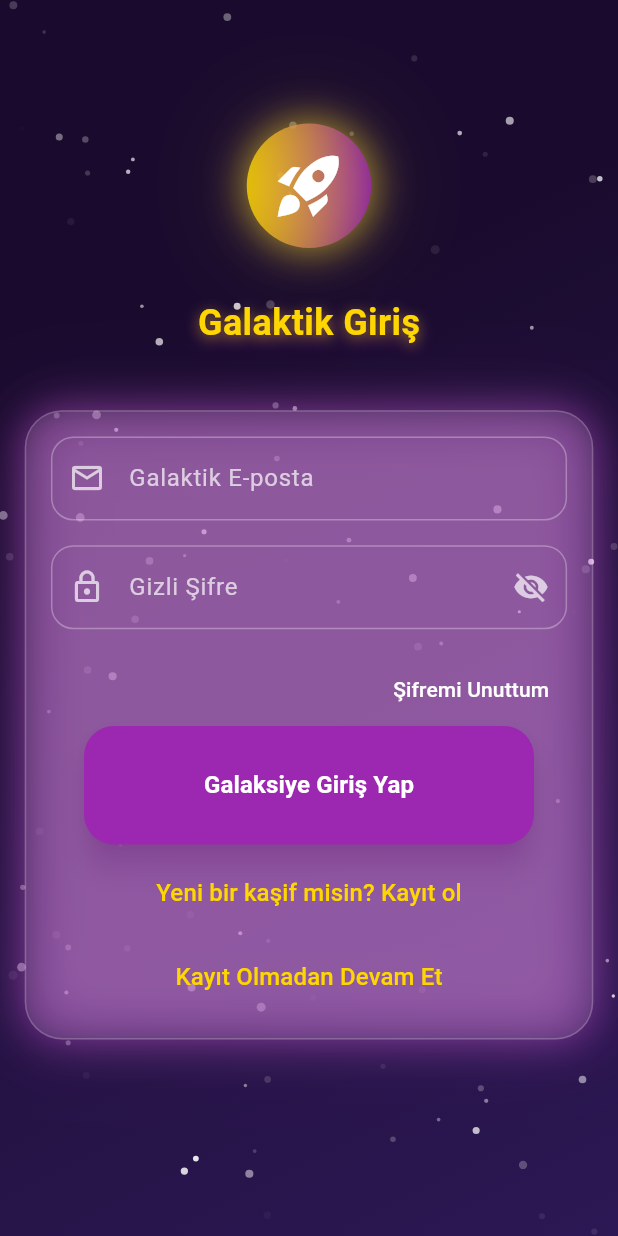
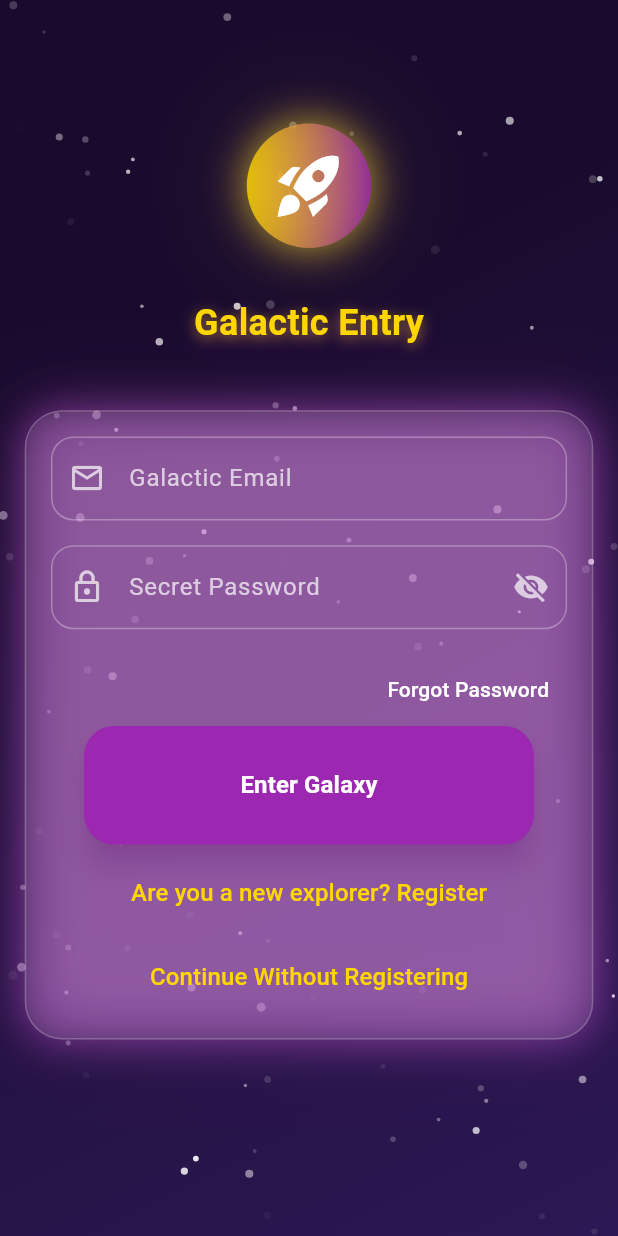
Before and after one commit to ibrahimysr/Story-Tale-Creator, a Flutter app: the screen it shows after launch, on a phone screen of 412 x 824 dp. Run offline on Flutter 3.47's test engine with Material 3 defaults, Android fonts, the phone set to English and light mode, and no system bars; our stand-ins replace animated_bottom_navigation_bar, cloud_firestore, device_info_plus, firebase_auth, firebase_core, in_app_purchase and 6 more; accounts and stored records are empty; generated files the repository leaves out were written again.

Commit message:
giriş ve kayıt ol sayfalarına dil desteği eklendi

```diff
--- a/lib/l10n/app_en.arb
+++ b/lib/l10n/app_en.arb
@@ -33,10 +33,29 @@
   "deleteAccountConfirmation": "Are you sure you want to delete your account?",
   "deleteAccountWarning": "Your email address and created content will be permanently deleted. Do you want to continue?",
   "yes": "Yes",
-  "close": "Close" ,
-  "authRequiredMessage": "Please log in or sign up to view your profile.",
-  "login": "Login",
+  "close": "Close",
   "spaceJourney": "Space Journey",
-  "stories": "Stories",
-  "totalLikes": "Total Likes"
+  "galacticEmail": "Galactic Email",
+  "enterEmail": "Please enter your email address",
+  "invalidEmail": "Please enter a valid email address",
+  "secretPassword": "Secret Password",
+  "enterPassword": "Please enter your password",
+  "passwordMinLength": "Password must be at least 6 characters",
+  "forgotPassword": "Forgot Password",
+  "enterGalaxy": "Enter Galaxy",
+  "loginTitle":"Galactic Entry",
+  "newExplorerRegister": "Are you a new explorer? Register",
+  "continueWithoutRegister": "Continue Without Registering",
+  "selectAvatar": "Select Avatar",
+  "explorerName": "Explorer Name",
+  "enterExplorerName": "Please enter an explorer name",
+  "galacticEmail": "Galactic Email",
+  "enterEmail": "Please enter your email address",
+  "invalidEmail": "Please enter a valid email address",
+  "secretPassword": "Secret Password",
+  "enterPassword": "Please enter your password",
+  "passwordMinLength": "Password must be at least 6 characters",
+  "joinAdventure": "Join Adventure",
+  "alreadyExplorerLogin": "Already an explorer? Log in",
+  "registerTitle": "Join Space Adventure"
 }
--- a/lib/views/auth/login_view.dart
+++ b/lib/views/auth/login_view.dart
@@ -1,5 +1,6 @@
 import 'package:flutter/material.dart';
 import 'package:masal/core/extension/context_extension.dart';
+import 'package:masal/core/extension/locazition_extension.dart';
 import 'package:masal/widgets/auth/header.dart';
 import 'package:masal/widgets/auth/login_form.dart';
 import 'package:provider/provider.dart';
@@ -71,7 +72,7 @@ class _LoginViewState extends State<LoginView>
                     child: Column(
                       children: [
                         SizedBox(height: context.getDynamicHeight(8)),
-                        buildHeader(context,Icons.rocket_launch, 'Galaktik Giriş'),
+                        buildHeader(context,Icons.rocket_launch, context.localizations.loginTitle),
                         SizedBox(height: context.getDynamicHeight(5)),
                         FadeTransition(
                           opacity: _fadeAnimation,
--- a/lib/views/auth/register_view.dart
+++ b/lib/views/auth/register_view.dart
@@ -1,5 +1,6 @@
 import 'package:flutter/material.dart';
 import 'package:masal/core/extension/context_extension.dart';
+import 'package:masal/core/extension/locazition_extension.dart';
 import 'package:masal/core/theme/space_theme.dart';
 import 'package:masal/core/theme/widgets/starry_background.dart';
 import 'package:masal/viewmodels/register_viewmodel.dart';
@@ -81,7 +82,7 @@ class _RegisterViewState extends State<RegisterView>
                     child: Column(
                       children: [
                         SizedBox(height: context.getDynamicHeight(5)),
-                        buildHeader(context, Icons.auto_awesome, 'Uzay Macerasına Katıl'),
+                        buildHeader(context, Icons.auto_awesome, context.localizations.registerTitle),
                         SizedBox(height: context.getDynamicHeight(5)),
                         FadeTransition(
                           opacity: _fadeAnimation,
--- a/lib/widgets/auth/login_form.dart
+++ b/lib/widgets/auth/login_form.dart
@@ -1,5 +1,6 @@
 import 'package:flutter/material.dart';
 import 'package:masal/core/extension/context_extension.dart';
+import 'package:masal/core/extension/locazition_extension.dart';
 import 'package:masal/core/theme/space_theme.dart';
 import 'package:masal/viewmodels/login_viewmodel.dart';
 import 'package:masal/views/auth/reset_password_view.dart';
@@ -32,17 +33,17 @@ Widget buildLoginForm(TextEditingController emailController,
               children: [
                 SpaceTextField(
                   controller: emailController,
-                    label: 'Galaktik E-posta',
+                  label: context.localizations.galacticEmail,
                   icon: Icons.email_outlined,
                   onChanged: viewModel.setEmail,
                   keyboardType: TextInputType.emailAddress,
                   textInputAction: TextInputAction.next,
                   validator: (value) {
                     if (value == null || value.isEmpty) {
-                        return 'Lütfen e-posta adresinizi girin';
+                      return context.localizations.enterEmail;
                     }
                     if (!value.contains('@')) {
-                        return 'Geçerli bir e-posta adresi girin';
+                      return context.localizations.invalidEmail;
                     }
                     return null;
                   },
@@ -50,7 +51,7 @@ Widget buildLoginForm(TextEditingController emailController,
                 SizedBox(height: context.getDynamicHeight(2)),
                 SpaceTextField(
                   controller: passwordController,
-                    label: 'Gizli Şifre',
+                  label: context.localizations.secretPassword,
                   icon: Icons.lock_outline,
                   isPassword: true,
                   onChanged: viewModel.setPassword,
@@ -63,10 +64,10 @@ Widget buildLoginForm(TextEditingController emailController,
                   },
                   validator: (value) {
                     if (value == null || value.isEmpty) {
-                        return 'Lütfen şifrenizi girin';
+                      return context.localizations.enterPassword;
                     }
                     if (value.length < 6) {
-                        return 'Şifre en az 6 karakter olmalıdır';
+                      return context.localizations.passwordMinLength;
                     }
                     return null;
                   },
@@ -75,14 +76,18 @@ Widget buildLoginForm(TextEditingController emailController,
                 Row(
                   mainAxisAlignment: MainAxisAlignment.end,
                   children: [
-
                     TextButton(
                       onPressed: () {
-                          Navigator.push(context, MaterialPageRoute(builder: (context) => PasswordResetScreen(),));
+                        Navigator.push(
+                          context,
+                          MaterialPageRoute(
+                            builder: (context) => PasswordResetScreen(),
+                          ),
+                        );
                       },
                       child: Text(
-                          'Şifremi Unuttum',
-                          style: TextStyle(
+                        context.localizations.forgotPassword,
+                        style: const TextStyle(
                           color: Colors.white,
                           fontSize: 14,
                           fontWeight: FontWeight.w500,
@@ -91,7 +96,7 @@ Widget buildLoginForm(TextEditingController emailController,
                     ),
                   ],
                 ),
-                  _buildLoginButton(viewModel,formKey,context),
+                _buildLoginButton(viewModel, formKey, context),
                 SizedBox(height: context.getDynamicHeight(1)),
                 buildRegisterButton(context),
                 SizedBox(height: context.getDynamicHeight(1)),
@@ -100,13 +105,15 @@ Widget buildLoginForm(TextEditingController emailController,
                   Padding(
                     padding: context.paddingNormalVertical,
                     child: Container(
-                        padding:  EdgeInsets.symmetric(
-                            horizontal: context.normalValue, vertical: context.lowValue),
+                      padding: EdgeInsets.symmetric(
+                        horizontal: context.normalValue,
+                        vertical: context.lowValue,
+                      ),
                       decoration: BoxDecoration(
                         color: Colors.red.withValues(alpha: 0.1),
                         borderRadius: BorderRadius.circular(12),
                         border: Border.all(
-                            color: Colors.red.withValues(alpha:  0.3),
+                          color: Colors.red.withValues(alpha: 0.3),
                           width: 1,
                         ),
                       ),
@@ -137,7 +144,7 @@ Widget buildLoginForm(TextEditingController emailController,
                             onPressed: () => viewModel.clearError(),
                             padding: EdgeInsets.zero,
                             constraints: const BoxConstraints(),
-                            )
+                          ),
                         ],
                       ),
                     ),
@@ -151,7 +158,8 @@ Widget buildLoginForm(TextEditingController emailController,
   );
 }
 
-  Widget _buildLoginButton(LoginViewModel viewModel,GlobalKey<FormState> formKey,BuildContext context) {
+Widget _buildLoginButton(
+    LoginViewModel viewModel, GlobalKey<FormState> formKey, BuildContext context) {
   return Container(
     constraints: const BoxConstraints(maxWidth: 300),
     child: ElevatedButton(
@@ -175,9 +183,9 @@ Widget buildLoginForm(TextEditingController emailController,
                     strokeWidth: 2.0,
                   ),
                 )
-                : const Text(
-                    'Galaksiye Giriş Yap',
-                    style: TextStyle(
+              : Text(
+                  context.localizations.enterGalaxy,
+                  style: const TextStyle(
                     fontSize: 16,
                     fontWeight: FontWeight.bold,
                     color: Colors.white,
--- a/lib/widgets/auth/register_button.dart
+++ b/lib/widgets/auth/register_button.dart
@@ -1,4 +1,5 @@
 import 'package:flutter/material.dart';
+import 'package:masal/core/extension/locazition_extension.dart';
 import 'package:masal/core/theme/space_theme.dart';
 import 'package:masal/views/auth/register_view.dart';
 import 'package:masal/widgets/navigation/bottom_nav_bar.dart';
@@ -12,7 +13,7 @@ Widget buildRegisterButton(BuildContext context) {
       );
     },
     child: Text(
-      'Yeni bir kaşif misin? Kayıt ol',
+      context.localizations.newExplorerRegister,
       style: TextStyle(
         color: SpaceTheme.accentGold,
         fontSize: 16,
@@ -30,7 +31,7 @@ Widget buildNoAccountButton(BuildContext context) {
       );
     },
     child: Text(
-      'Kayıt Olmadan Devam Et',
+      context.localizations.continueWithoutRegister,
       style: TextStyle(
         color: SpaceTheme.accentGold,
         fontSize: 16,
--- a/lib/widgets/auth/register_form.dart
+++ b/lib/widgets/auth/register_form.dart
@@ -1,11 +1,11 @@
 import 'package:flutter/material.dart';
 import 'package:masal/core/extension/context_extension.dart';
+import 'package:masal/core/extension/locazition_extension.dart';
 import 'package:masal/core/theme/space_theme.dart';
 import 'package:masal/viewmodels/register_viewmodel.dart';
 import 'package:masal/widgets/auth/space_text_field.dart';
 import 'package:masal/widgets/navigation/bottom_nav_bar.dart';
 import 'package:provider/provider.dart';
-
 
 class RegisterForm extends StatefulWidget {
   final GlobalKey<FormState> formKey;
@@ -66,7 +66,7 @@ class _RegisterFormState extends State<RegisterForm> {
                   _buildLoginButton(),
                   if (viewModel.state == RegisterState.error)
                     Padding(
-                      padding:  EdgeInsets.only(top: context.lowValue),
+                      padding: EdgeInsets.only(top: context.lowValue),
                       child: Text(
                         viewModel.errorMessage,
                         style: TextStyle(
@@ -100,7 +100,7 @@ class _RegisterFormState extends State<RegisterForm> {
         crossAxisAlignment: CrossAxisAlignment.start,
         children: [
           Text(
-            'Avatar Seç',
+            context.localizations.selectAvatar,
             style: TextStyle(
               color: SpaceTheme.accentGold,
               fontSize: 16,
@@ -147,12 +147,12 @@ class _RegisterFormState extends State<RegisterForm> {
   Widget _buildUsernameField() {
     return SpaceTextField(
       controller: widget.usernameController,
-      label: 'Kaşif Adı',
+      label: context.localizations.explorerName,
       icon: Icons.person_outline,
       textInputAction: TextInputAction.next,
       validator: (value) {
         if (value == null || value.isEmpty) {
-          return 'Lütfen bir kaşif adı girin';
+          return context.localizations.enterExplorerName;
         }
         return null;
       },
@@ -162,16 +162,16 @@ class _RegisterFormState extends State<RegisterForm> {
   Widget _buildEmailField() {
     return SpaceTextField(
       controller: widget.emailController,
-      label: 'Galaktik E-posta',
+      label: context.localizations.galacticEmail,
       icon: Icons.email_outlined,
       keyboardType: TextInputType.emailAddress,
       textInputAction: TextInputAction.next,
       validator: (value) {
         if (value == null || value.isEmpty) {
-          return 'Lütfen e-posta adresinizi girin';
+          return context.localizations.enterEmail;
         }
         if (!value.contains('@')) {
-          return 'Geçerli bir e-posta adresi girin';
+          return context.localizations.invalidEmail;
         }
         return null;
       },
@@ -181,7 +181,7 @@ class _RegisterFormState extends State<RegisterForm> {
   Widget _buildPasswordField(RegisterViewModel viewModel) {
     return SpaceTextField(
       controller: widget.passwordController,
-      label: 'Gizli Şifre',
+      label: context.localizations.secretPassword,
       icon: Icons.lock_outline,
       isPassword: true,
       textInputAction: TextInputAction.done,
@@ -198,10 +198,10 @@ class _RegisterFormState extends State<RegisterForm> {
       },
       validator: (value) {
         if (value == null || value.isEmpty) {
-          return 'Lütfen şifrenizi girin';
+          return context.localizations.enterPassword;
         }
         if (value.length < 6) {
-          return 'Şifre en az 6 karakter olmalıdır';
+          return context.localizations.passwordMinLength;
         }
         return null;
       },
@@ -247,9 +247,9 @@ class _RegisterFormState extends State<RegisterForm> {
                       strokeWidth: 2.0,
                     ),
                   )
-                : const Text(
-                    'Maceraya Katıl',
-                    style: TextStyle(
+                : Text(
+                    context.localizations.joinAdventure,
+                    style: const TextStyle(
                       fontSize: 16,
                       fontWeight: FontWeight.bold,
                       color: Colors.white,
@@ -265,7 +265,7 @@ class _RegisterFormState extends State<RegisterForm> {
     return TextButton(
       onPressed: () => Navigator.pop(context),
       child: Text(
-        'Zaten bir kaşif misin? Giriş yap',
+        context.localizations.alreadyExplorerLogin,
         style: TextStyle(
           color: SpaceTheme.accentGold,
           fontSize: 16,
```
Also changed, not shown: lib/l10n/app_tr.arb (+23 -3 lines). Lines whose indentation alone changed are shown as unchanged.
